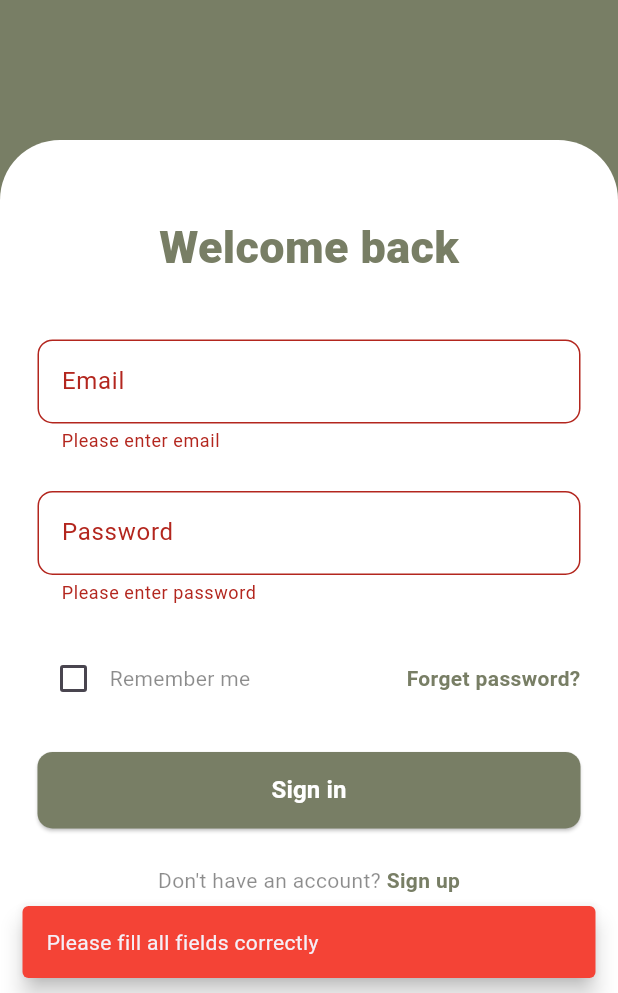
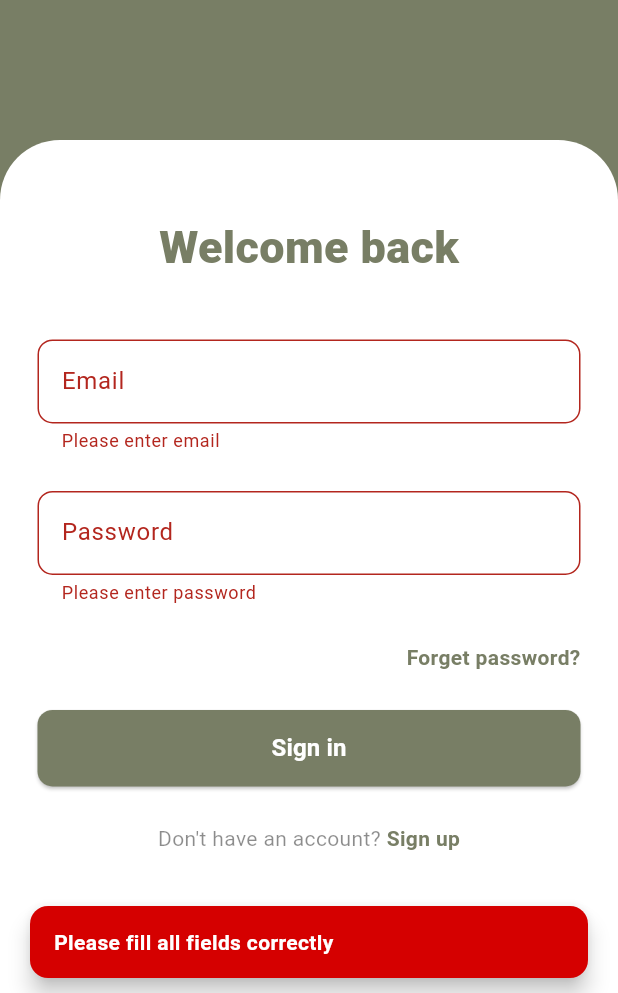
Before and after one commit to rima-15/2025_GP_14, a Flutter app: the SignInScreen screen opened directly, after a tap on "Sign in", on a phone screen of 412 x 824 dp, the part 243-1236 px from its top. Run offline on Flutter 3.47's test engine with Material 3 defaults, Android fonts, the phone set to English and light mode, and no system bars; our stand-ins replace cloud_firestore, curved_navigation_bar, firebase_auth, firebase_core, flutter_dotenv, geolocator; accounts and stored records are empty.

Commit message:
Mona error messages

```diff
--- a/madar_app/lib/main.dart
+++ b/madar_app/lib/main.dart
@@ -4,30 +4,23 @@ import 'package:madar_app/screens/welcome_page.dart';
 import 'package:madar_app/widgets/MainLayout.dart';
 import 'package:firebase_core/firebase_core.dart';
 import 'package:firebase_auth/firebase_auth.dart';
-import 'package:shared_preferences/shared_preferences.dart';
 import 'package:flutter_dotenv/flutter_dotenv.dart';
 
 Future<void> main() async {
   WidgetsFlutterBinding.ensureInitialized();
 
-  // 1) Load .env BEFORE anything reads dotenv.get(...)
+  // 1) Load environment variables
   await dotenv.load(fileName: ".env");
 
-  // 2) Init Firebase
+  // 2) Initialize Firebase
   await Firebase.initializeApp();
 
-  // ✅ تحقق من حالة المستخدم و "Remember Me"
-  final prefs = await SharedPreferences.getInstance();
-  final remember = prefs.getBool('remember_me') ?? false;
   final user = FirebaseAuth.instance.currentUser;
 
-  // نحدد الصفحة اللي يبدأ منها التطبيق
   Widget startScreen;
-  if (remember && user != null) {
-    // المستخدم مفعّل "Remember Me" وموجود في Firebase
+  if (user != null) {
     startScreen = const MainLayout();
   } else {
-    // المستخدم مو مفعّل remember أو ما سجّل دخول
     startScreen = const WelcomeScreen();
   }
 
--- a/madar_app/lib/screens/signin_page.dart
+++ b/madar_app/lib/screens/signin_page.dart
@@ -4,7 +4,6 @@ import 'package:madar_app/screens/signup_page.dart';
 import 'package:madar_app/screens/forgot_password_page.dart';
 import 'package:madar_app/widgets/MainLayout.dart';
 import 'package:firebase_auth/firebase_auth.dart';
-import 'package:shared_preferences/shared_preferences.dart'; // ✅ جديد
 
 class SignInScreen extends StatefulWidget {
   const SignInScreen({super.key});
@@ -17,51 +16,42 @@ class _SignInScreenState extends State<SignInScreen> {
   final _formSignInKey = GlobalKey<FormState>();
   final _emailCtrl = TextEditingController();
   final _passCtrl = TextEditingController();
-  bool rememberPassword = false; // يبدأ False
   bool _loading = false;
   final Color green = const Color(0xFF787E65);
 
   @override
-  void initState() {
-    super.initState();
-    _checkAutoLogin(); // ✅ تسجيل دخول تلقائي لو Remember Me مفعّل
+  void dispose() {
+    _emailCtrl.dispose();
+    _passCtrl.dispose();
+    super.dispose();
   }
 
-  // ✅ تحقق إذا المستخدم مفعّل "Remember Me" و Logged In
-  Future<void> _checkAutoLogin() async {
-    final prefs = await SharedPreferences.getInstance();
-    final remember = prefs.getBool('remember_me') ?? false;
-    final currentUser = FirebaseAuth.instance.currentUser;
-
-    if (remember && currentUser != null) {
-      // المستخدم مفعّل Remember Me وموجود في Firebase
-      Navigator.pushReplacement(
-        context,
-        MaterialPageRoute(builder: (_) => const MainLayout()),
-      );
-    }
-  }
-
-  // ✅ حفظ حالة Remember Me بعد تسجيل الدخول
-  Future<void> _saveRememberMe(bool value) async {
-    final prefs = await SharedPreferences.getInstance();
-    await prefs.setBool('remember_me', value);
-  }
-
-  void _showErrorSnackBar(String message) {
+  // error message
+  void _showErrorMessage(String message) {
     if (!mounted) return;
     ScaffoldMessenger.of(context).showSnackBar(
       SnackBar(
-        content: Text(message),
-        backgroundColor: Colors.red,
+        content: Text(
+          message,
+          style: const TextStyle(
+            color: Colors.white,
+            fontWeight: FontWeight.w600,
+            fontSize: 14,
+          ),
+        ),
+        backgroundColor: Colors.redAccent.shade700,
         behavior: SnackBarBehavior.floating,
+        margin: const EdgeInsets.symmetric(horizontal: 20, vertical: 10),
+        shape: RoundedRectangleBorder(borderRadius: BorderRadius.circular(12)),
+        duration: const Duration(seconds: 4),
+        elevation: 6,
       ),
     );
   }
 
   Future<void> _signIn() async {
     if (!_formSignInKey.currentState!.validate()) {
-      _showErrorSnackBar('Please fill all fields correctly');
+      _showErrorMessage('Please fill all fields correctly');
       return;
     }
 
@@ -82,15 +72,12 @@ class _SignInScreenState extends State<SignInScreen> {
         } catch (_) {}
         await FirebaseAuth.instance.signOut();
 
-        _showErrorSnackBar(
+        _showErrorMessage(
           'Email not verified! Please verify your email first.',
         );
         setState(() => _loading = false);
         return;
       }
-
-      // ✅ إذا فعّل Remember Me نحفظ حالته
-      await _saveRememberMe(rememberPassword);
 
       if (mounted) {
         Navigator.pushReplacement(
@@ -102,10 +89,9 @@ class _SignInScreenState extends State<SignInScreen> {
       String msg;
       switch (e.code) {
         case 'user-not-found':
-          msg = 'No account found with this email';
-          break;
         case 'wrong-password':
-          msg = 'Wrong password';
+        case 'invalid-credential':
+          msg = 'Email or password is incorrect';
           break;
         case 'invalid-email':
           msg = 'Invalid email address';
@@ -119,9 +105,9 @@ class _SignInScreenState extends State<SignInScreen> {
         default:
           msg = 'Login error: ${e.message}';
       }
-      _showErrorSnackBar(msg);
+      _showErrorMessage(msg);
     } catch (e) {
-      _showErrorSnackBar('Unexpected error: $e');
+      _showErrorMessage('Unexpected error: $e');
     } finally {
       if (mounted) setState(() => _loading = false);
     }
@@ -196,26 +182,10 @@ class _SignInScreenState extends State<SignInScreen> {
                       ),
                       const SizedBox(height: 25),
 
-                      // Remember + Forgot
-                      Row(
-                        mainAxisAlignment: MainAxisAlignment.spaceBetween,
-                        children: [
-                          Row(
-                            children: [
-                              Checkbox(
-                                value: rememberPassword,
-                                onChanged: (v) {
-                                  setState(() => rememberPassword = v ?? false);
-                                },
-                                activeColor: green,
-                              ),
-                              const Text(
-                                'Remember me',
-                                style: TextStyle(color: Colors.black45),
-                              ),
-                            ],
-                          ),
-                          GestureDetector(
+                      // Forgot password
+                      Align(
+                        alignment: Alignment.centerRight,
+                        child: GestureDetector(
                           onTap: () {
                             Navigator.push(
                               context,
@@ -232,11 +202,10 @@ class _SignInScreenState extends State<SignInScreen> {
                             ),
                           ),
                         ),
-                        ],
                       ),
                       const SizedBox(height: 25),
 
-                      // Sign in
+                      // Sign in button
                       SizedBox(
                         width: double.infinity,
                         child: ElevatedButton(
@@ -264,7 +233,7 @@ class _SignInScreenState extends State<SignInScreen> {
                       ),
                       const SizedBox(height: 25),
 
-                      // Sign up
+                      // Sign up link
                       Row(
                         mainAxisAlignment: MainAxisAlignment.center,
                         children: [
```
Also changed, not shown: madar_app/lib/screens/forgot_password_page.dart (+35 -26 lines), madar_app/lib/screens/signup_page.dart (+41 -44 lines), 2 other files. Lines whose indentation alone changed are shown as unchanged.
